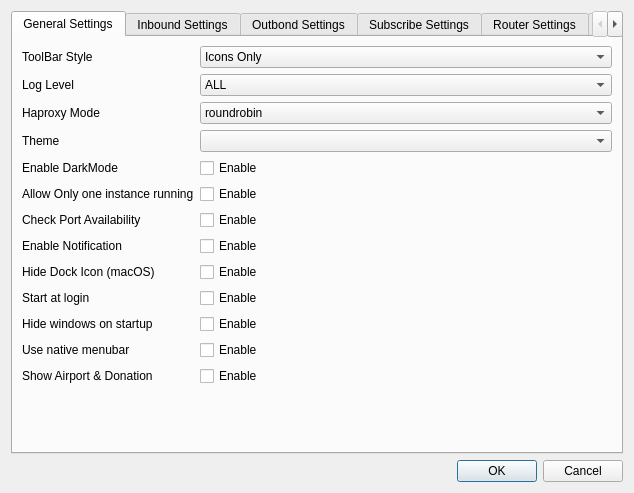
First picture: the form in ui/settingsdialog.ui, repository Trojan-Qt5/Trojan-Qt5, before the edit.
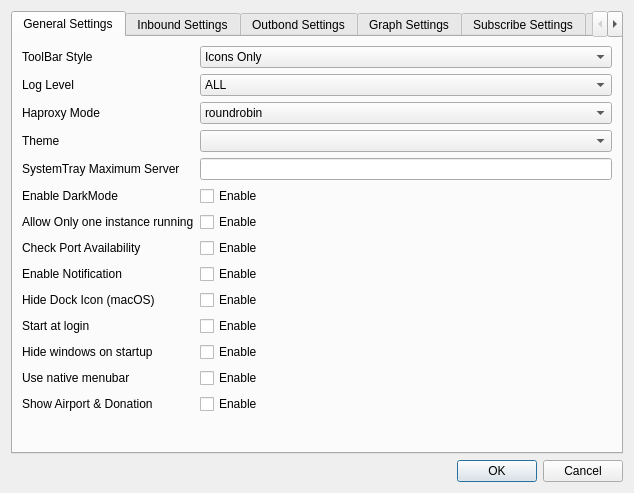
Second picture: the form after the edit. The open tabs and pages were chosen to show the change. Custom widgets are drawn as their Qt base class.

```diff
--- a/ui/settingsdialog.ui
+++ b/ui/settingsdialog.ui
@@ -165,98 +165,98 @@
            </item>
           </widget>
          </item>
-         <item row="5" column="0">
+         <item row="6" column="0">
           <widget class="QLabel" name="onlyOneInstanceLabel">
            <property name="text">
             <string>Allow Only one instance running</string>
            </property>
           </widget>
          </item>
-         <item row="5" column="1">
+         <item row="6" column="1">
           <widget class="QCheckBox" name="oneInstanceCheckBox">
            <property name="text">
             <string>Enable</string>
            </property>
           </widget>
          </item>
-         <item row="6" column="0">
+         <item row="7" column="0">
           <widget class="QLabel" name="checkPortAvailabilityLabel">
            <property name="text">
             <string>Check Port Availability</string>
            </property>
           </widget>
          </item>
-         <item row="6" column="1">
+         <item row="7" column="1">
           <widget class="QCheckBox" name="availabilityCheckBox">
            <property name="text">
             <string>Enable</string>
            </property>
           </widget>
          </item>
-         <item row="7" column="0">
+         <item row="8" column="0">
           <widget class="QLabel" name="enableNotificationLabel">
            <property name="text">
             <string>Enable Notification</string>
            </property>
           </widget>
          </item>
-         <item row="7" column="1">
+         <item row="8" column="1">
           <widget class="QCheckBox" name="enableNotificationCheckBox">
            <property name="text">
             <string>Enable</string>
            </property>
           </widget>
          </item>
-         <item row="8" column="0">
+         <item row="9" column="0">
           <widget class="QLabel" name="hideDockIconLabel">
            <property name="text">
             <string>Hide Dock Icon (macOS)</string>
            </property>
           </widget>
          </item>
-         <item row="8" column="1">
+         <item row="9" column="1">
           <widget class="QCheckBox" name="hideDockIconCheckBox">
            <property name="text">
             <string>Enable</string>
            </property>
           </widget>
          </item>
-         <item row="9" column="0">
+         <item row="10" column="0">
           <widget class="QLabel" name="startAtLoginLabel">
            <property name="text">
             <string>Start at login</string>
            </property>
           </widget>
          </item>
-         <item row="9" column="1">
+         <item row="10" column="1">
           <widget class="QCheckBox" name="startAtLoginCheckbox">
            <property name="text">
             <string>Enable</string>
            </property>
           </widget>
          </item>
-         <item row="10" column="0">
+         <item row="11" column="0">
           <widget class="QLabel" name="hideWindowsOnStartupLabel">
            <property name="text">
             <string>Hide windows on startup</string>
            </property>
           </widget>
          </item>
-         <item row="10" column="1">
+         <item row="11" column="1">
           <widget class="QCheckBox" name="hideCheckBox">
            <property name="text">
             <string>Enable</string>
            </property>
           </widget>
          </item>
-         <item row="11" column="0">
+         <item row="12" column="0">
           <widget class="QLabel" name="useNativeMenuBar">
            <property name="text">
             <string>Use native menubar</string>
            </property>
           </widget>
          </item>
-         <item row="11" column="1">
+         <item row="12" column="1">
           <widget class="QCheckBox" name="nativeMenuBarCheckBox">
            <property name="text">
             <string>Enable</string>
@@ -273,34 +273,44 @@
          <item row="3" column="1">
           <widget class="QComboBox" name="themeComboBox"/>
          </item>
-         <item row="4" column="0">
+         <item row="5" column="0">
           <widget class="QLabel" name="label_8">
            <property name="text">
             <string>Enable DarkMode</string>
            </property>
           </widget>
          </item>
-         <item row="4" column="1">
+         <item row="5" column="1">
           <widget class="QCheckBox" name="darkModeCB">
            <property name="text">
             <string>Enable</string>
            </property>
           </widget>
          </item>
-         <item row="12" column="0">
+         <item row="13" column="0">
           <widget class="QLabel" name="label_13">
            <property name="text">
             <string>Show Airport &amp; Donation</string>
            </property>
           </widget>
          </item>
-         <item row="12" column="1">
+         <item row="13" column="1">
           <widget class="QCheckBox" name="showAirportAndDonationCB">
            <property name="text">
             <string>Enable</string>
            </property>
           </widget>
          </item>
+         <item row="4" column="0">
+          <widget class="QLabel" name="label_23">
+           <property name="text">
+            <string>SystemTray Maximum Server</string>
+           </property>
+          </widget>
+         </item>
+         <item row="4" column="1">
+          <widget class="QLineEdit" name="systemTrayMaximumServerEdit"/>
+         </item>
         </layout>
        </item>
       </layout>
@@ -520,6 +530,51 @@
        </item>
       </layout>
      </widget>
+     <widget class="QWidget" name="tab_6">
+      <attribute name="title">
+       <string>Graph Settings</string>
+      </attribute>
+      <widget class="QWidget" name="formLayoutWidget">
+       <property name="geometry">
+        <rect>
+         <x>0</x>
+         <y>0</y>
+         <width>611</width>
+         <height>411</height>
+        </rect>
+       </property>
+       <layout class="QFormLayout" name="formLayout_6">
+        <item row="0" column="0">
+         <widget class="QLabel" name="label_17">
+          <property name="text">
+           <string>Download Speed Color</string>
+          </property>
+         </widget>
+        </item>
+        <item row="0" column="1">
+         <widget class="QtColorPicker" name="downloadColorPicker" native="true">
+          <property name="text" stdset="0">
+           <string>PushButton</string>
+          </property>
+         </widget>
+        </item>
+        <item row="1" column="1">
+         <widget class="QtColorPicker" name="uploadColorPicker" native="true">
+          <property name="text" stdset="0">
+           <string>PushButton</string>
+          </property>
+         </widget>
+        </item>
+        <item row="1" column="0">
+         <widget class="QLabel" name="label_20">
+          <property name="text">
+           <string>Upload Speed Color</string>
+          </property>
+         </widget>
+        </item>
+       </layout>
+      </widget>
+     </widget>
      <widget class="QWidget" name="tab_4">
       <attribute name="title">
        <string>Subscribe Settings</string>
@@ -812,6 +867,13 @@
    </item>
   </layout>
  </widget>
+ <customwidgets>
+  <customwidget>
+   <class>QtColorPicker</class>
+   <extends>QWidget</extends>
+   <header>qtcolorpicker.h</header>
+  </customwidget>
+ </customwidgets>
  <resources/>
  <connections>
   <connection>
```
Left out of the diff: 42 changed lines with no effect on the pictures.
